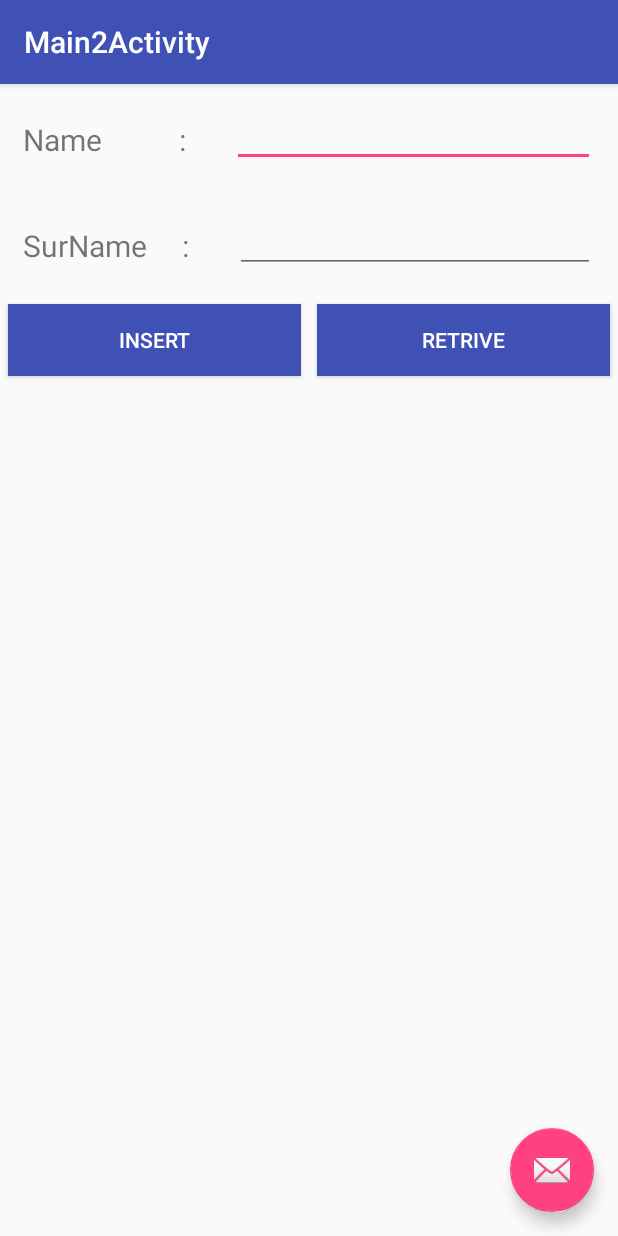
After one commit to agira-gowtham/Android-training, an Android app: the Main2Activity screen opened directly, with no data from a screen before it, on a phone screen of 412 x 824 dp. The commit adds this screen. Run offline under Robolectric (Android 15) with nearby library versions, the phone set to English and light mode, and no system bars.

Commit message:
Sqlite database activity added..

```diff
--- a/app/src/main/AndroidManifest.xml
+++ b/app/src/main/AndroidManifest.xml
@@ -12,17 +12,17 @@
         <activity
             android:name=".MainActivity"
             android:label="@string/title_activity_main"
-            android:theme="@style/AppTheme.NoActionBar"
-            >
+            android:theme="@style/AppTheme.NoActionBar">
+            <intent-filter>
+                <action android:name="android.intent.action.MAIN" />
 
-            <intent-filter>
-                <action android:name="android.intent.action.MAIN"/>
-                <category android:name="android.intent.category.LAUNCHER">
-
-                </category>
+                <category android:name="android.intent.category.LAUNCHER"></category>
             </intent-filter>
-
         </activity>
+        <activity
+            android:name=".Main2Activity"
+            android:label="@string/title_activity_main2"
+            android:theme="@style/AppTheme.NoActionBar"></activity>
     </application>
 
 </manifest>
--- /dev/null
+++ b/app/src/main/java/myapplication/com/sql/Main2Activity.java
@@ -0,0 +1,56 @@
+package myapplication.com.sql;
+
+import android.content.ContentValues;
+import android.database.Cursor;
+import android.database.sqlite.SQLiteDatabase;
+import android.os.Bundle;
+import android.support.design.widget.FloatingActionButton;
+import android.support.design.widget.Snackbar;
+import android.support.v7.app.AppCompatActivity;
+import android.support.v7.widget.Toolbar;
+import android.view.View;
+import android.widget.EditText;
+import android.widget.Toast;
+
+public class Main2Activity extends AppCompatActivity {
+
+    private EditText name;
+    private EditText phone;
+    private MyHelper MyHelper1;
+    private SQLiteDatabase SQliteDb;
+    @Override
+    protected void onCreate(Bundle savedInstanceState) {
+        super.onCreate(savedInstanceState);
+        setContentView(R.layout.activity_main2);
+        name=(EditText)findViewById(R.id.name);
+        phone=(EditText)findViewById(R.id.surn);
+        MyHelper1=new MyHelper(Main2Activity.this,"STUDB",null,1);
+        SQliteDb=MyHelper1.getWritableDatabase();
+        Toolbar toolbar = (Toolbar) findViewById(R.id.toolbar);
+        setSupportActionBar(toolbar);
+
+        FloatingActionButton fab = (FloatingActionButton) findViewById(R.id.fab);
+        fab.setOnClickListener(new View.OnClickListener() {
+            @Override
+            public void onClick(View view) {
+                Snackbar.make(view, "Replace with your own action", Snackbar.LENGTH_LONG)
+                        .setAction("Action", null).show();
+            }
+        });
+    }
+    public void insertData(View view){
+        ContentValues cv=new ContentValues();
+        cv.put("name",name.getText().toString());
+        cv.put("phone",phone.getText().toString());
+        long id=SQliteDb.insert("student",null,cv);
+        Toast.makeText(Main2Activity.this,String.valueOf(id),Toast.LENGTH_LONG).show();
+    }
+    public void readData(View view){
+
+        Cursor c=SQliteDb.query("student",null,null,null,null,null,null);
+        while (c.moveToNext()){
+            Toast.makeText(Main2Activity.this,c.getString(c.getColumnIndex("name")),Toast.LENGTH_LONG).show();
+        }
+    }
+
+}
--- a/app/src/main/java/myapplication/com/sql/MainActivity.java
+++ b/app/src/main/java/myapplication/com/sql/MainActivity.java
@@ -1,6 +1,7 @@
 package myapplication.com.sql;
 
 import android.content.Context;
+import android.content.Intent;
 import android.content.SharedPreferences;
 import android.os.Bundle;
 import android.support.design.widget.FloatingActionButton;
@@ -18,7 +19,7 @@ import static android.R.attr.name;
 public class MainActivity extends AppCompatActivity {
     EditText ed1,ed2,ed3;
 
-    public AppCompatButton b1,b2;
+    public AppCompatButton b1,b2,b3;
     public static final String MyPREFERENCES = "MyPrefs" ;
     public static final String Name = "nameKey";
     public static final String Phone = "phoneKey";
@@ -34,6 +35,8 @@ public class MainActivity extends AppCompatActivity {
         ed3 = (EditText) findViewById(R.id.editext3);
         b1 = (AppCompatButton) findViewById(R.id.button);
         b2=(AppCompatButton) findViewById(R.id.button2);
+        b3 = (AppCompatButton) findViewById(R.id.button3);
+
         sharedpreferences = getSharedPreferences(MyPREFERENCES, Context.MODE_PRIVATE);
 
         b1.setOnClickListener(new View.OnClickListener() {
@@ -84,5 +87,15 @@ public class MainActivity extends AppCompatActivity {
 
             });
 
+        b3.setOnClickListener(new View.OnClickListener() {
+            @Override
+            public void onClick(View view) {
+                Intent intent;
+                intent = new Intent(getApplicationContext(), Main2Activity.class);
+                startActivity(intent);
+
+
+            }
+        });
     }
 }
--- /dev/null
+++ b/app/src/main/java/myapplication/com/sql/MyHelper.java
@@ -0,0 +1,26 @@
+package myapplication.com.sql;
+
+import android.content.Context;
+import android.database.sqlite.SQLiteDatabase;
+import android.database.sqlite.SQLiteOpenHelper;
+
+/**
+ * Created by root on 13/9/17.
+ */
+
+public class MyHelper extends SQLiteOpenHelper{
+    public MyHelper(Context context, String name, SQLiteDatabase.CursorFactory factory, int version) {
+        super(context, name, factory, version);
+    }
+
+    @Override
+    public void onCreate(SQLiteDatabase sqLiteDatabase) {
+        sqLiteDatabase.execSQL("create table student(id integer primarykey , name text, phone text)");
+
+    }
+
+    @Override
+    public void onUpgrade(SQLiteDatabase sqLiteDatabase, int i, int i1) {
+
+    }
+}
--- /dev/null
+++ b/app/src/main/res/layout/activity_main2.xml
@@ -0,0 +1,33 @@
+<?xml version="1.0" encoding="utf-8"?>
+<android.support.design.widget.CoordinatorLayout xmlns:android="http://schemas.android.com/apk/res/android"
+    xmlns:app="http://schemas.android.com/apk/res-auto"
+    xmlns:tools="http://schemas.android.com/tools"
+    android:layout_width="match_parent"
+    android:layout_height="match_parent"
+    tools:context="myapplication.com.sql.Main2Activity">
+
+    <android.support.design.widget.AppBarLayout
+        android:layout_width="match_parent"
+        android:layout_height="wrap_content"
+        android:theme="@style/AppTheme.AppBarOverlay">
+
+        <android.support.v7.widget.Toolbar
+            android:id="@+id/toolbar"
+            android:layout_width="match_parent"
+            android:layout_height="?attr/actionBarSize"
+            android:background="?attr/colorPrimary"
+            app:popupTheme="@style/AppTheme.PopupOverlay" />
+
+    </android.support.design.widget.AppBarLayout>
+
+    <include layout="@layout/content_main2" />
+
+    <android.support.design.widget.FloatingActionButton
+        android:id="@+id/fab"
+        android:layout_width="wrap_content"
+        android:layout_height="wrap_content"
+        android:layout_gravity="bottom|end"
+        android:layout_margin="@dimen/fab_margin"
+        app:srcCompat="@android:drawable/ic_dialog_email" />
+
+</android.support.design.widget.CoordinatorLayout>
--- /dev/null
+++ b/app/src/main/res/layout/content_main2.xml
@@ -0,0 +1,77 @@
+<?xml version="1.0" encoding="utf-8"?>
+<LinearLayout xmlns:android="http://schemas.android.com/apk/res/android"
+    xmlns:app="http://schemas.android.com/apk/res-auto"
+    xmlns:tools="http://schemas.android.com/tools"
+    android:layout_width="match_parent"
+    android:layout_height="match_parent"
+    app:layout_behavior="@string/appbar_scrolling_view_behavior"
+    tools:context="myapplication.com.sql.Main2Activity"
+    tools:showIn="@layout/activity_main2">
+
+    <LinearLayout
+        android:layout_width="match_parent"
+        android:layout_height="wrap_content"
+        android:orientation="vertical">
+        <LinearLayout
+            android:layout_width="match_parent"
+            android:layout_height="wrap_content">
+            <TextView
+                android:layout_width="wrap_content"
+                android:layout_height="wrap_content"
+                android:text="Name           :"
+                android:textSize="20sp"
+                android:layout_margin="15sp"/>
+            <EditText
+                android:layout_width="match_parent"
+                android:layout_height="40sp"
+                android:layout_margin="15sp"
+                android:id="@+id/name"/>
+        </LinearLayout>
+        <LinearLayout
+            android:layout_width="match_parent"
+            android:layout_height="wrap_content">
+            <TextView
+                android:layout_width="wrap_content"
+                android:layout_height="wrap_content"
+                android:text="SurName     :"
+                android:textSize="20sp"
+                android:layout_margin="15sp"/>
+            <EditText
+                android:layout_width="match_parent"
+                android:layout_height="40sp"
+                android:layout_margin="15sp"
+                android:id="@+id/surn"/>
+        </LinearLayout>
+        <LinearLayout
+            android:layout_width="match_parent"
+            android:layout_height="wrap_content"></LinearLayout>
+        <LinearLayout
+            android:layout_width="match_parent"
+            android:layout_height="wrap_content">
+            <android.support.v7.widget.AppCompatButton
+                android:layout_width="0dp"
+                android:layout_weight="1"
+                android:layout_height="wrap_content"
+                android:id="@+id/Add"
+                android:layout_margin="5sp"
+                android:textColor="@android:color/white"
+                android:text="INSERT"
+                android:background="@color/colorPrimary"
+                android:onClick="insertData"/>
+
+            <android.support.v7.widget.AppCompatButton
+                android:id="@+id/Retri"
+                android:layout_width="0dp"
+                android:layout_weight="1"
+                android:textColor="@android:color/white"
+                android:layout_height="wrap_content"
+                android:background="@color/colorPrimary"
+                android:text="retrive"
+                android:layout_margin="5sp"
+                android:onClick="readData"/>
+
+
+        </LinearLayout>
+
+    </LinearLayout>
+</LinearLayout>
--- a/app/src/main/res/layout/content_main3.xml
+++ b/app/src/main/res/layout/content_main3.xml
@@ -72,4 +72,13 @@
         android:id="@+id/button2"/>
         </LinearLayout>
     </LinearLayout>
+
+    <android.support.v7.widget.AppCompatButton
+        android:id="@+id/button3"
+        android:layout_width="wrap_content"
+        android:layout_height="wrap_content"
+        android:text="Next Task"
+        android:textColor="#8e44ad"
+        android:background="#f39c12"
+        android:layout_gravity="center_horizontal"/>
 </LinearLayout>
```
